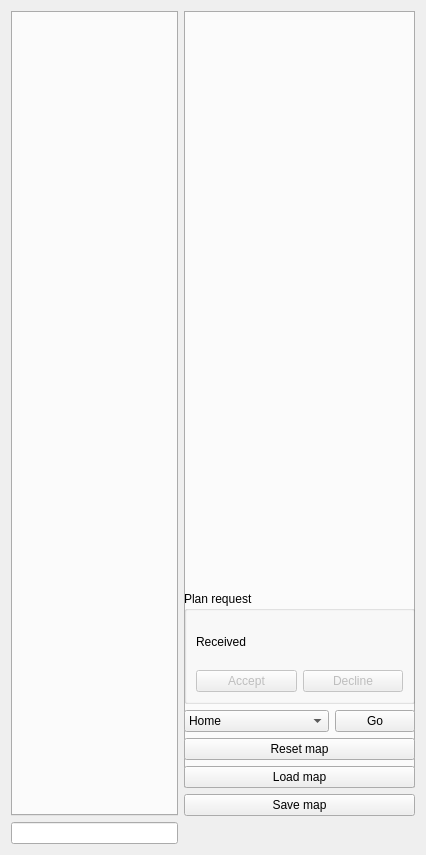
Old version of the form src/rqt_roi_viewpoint_planner/roi_viewpoint_planner_rqt_plugin.ui in the repository Eruvae/rqt_roi_viewpoint_planner.
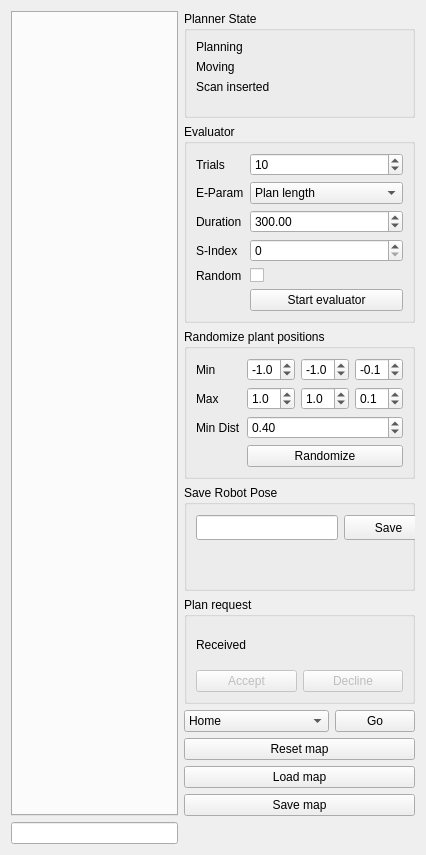
New version of the form. Custom widgets are drawn as their Qt base class.

Commit message: Restore ui after merge conflict

```diff
--- a/src/rqt_roi_viewpoint_planner/roi_viewpoint_planner_rqt_plugin.ui
+++ b/src/rqt_roi_viewpoint_planner/roi_viewpoint_planner_rqt_plugin.ui
@@ -401,22 +401,6 @@
      </widget>
     </widget>
    </item>
-   <item row="0" column="1" rowspan="8">
-    <widget class="QTabWidget" name="configTabWidget">
-     <property name="sizePolicy">
-      <sizepolicy hsizetype="MinimumExpanding" vsizetype="MinimumExpanding">
-       <horstretch>0</horstretch>
-       <verstretch>0</verstretch>
-      </sizepolicy>
-     </property>
-     <property name="currentIndex">
-      <number>-1</number>
-     </property>
-     <property name="tabBarAutoHide">
-      <bool>true</bool>
-     </property>
-    </widget>
-   </item>
    <item row="4" column="1">
     <widget class="QGroupBox" name="planRequestGroupBox">
      <property name="sizePolicy">
```
Left out of the diff: 6 changed lines with no effect on the pictures.
